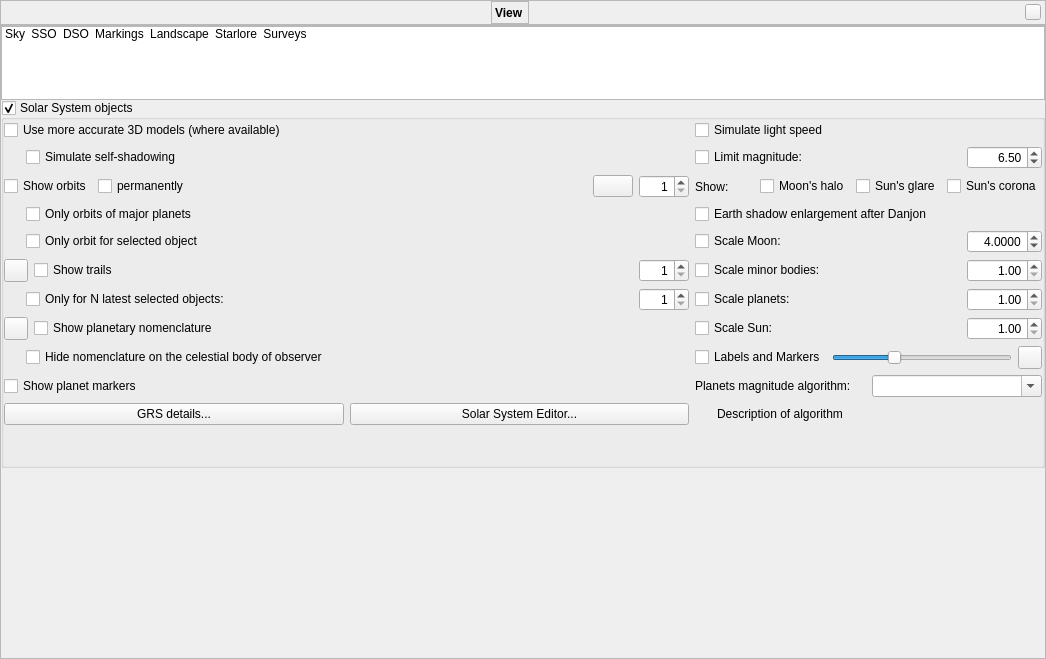
This is src/gui/viewDialog.ui in Stellarium/stellarium as Qt 5 draws it before an edit. The edited form follows.
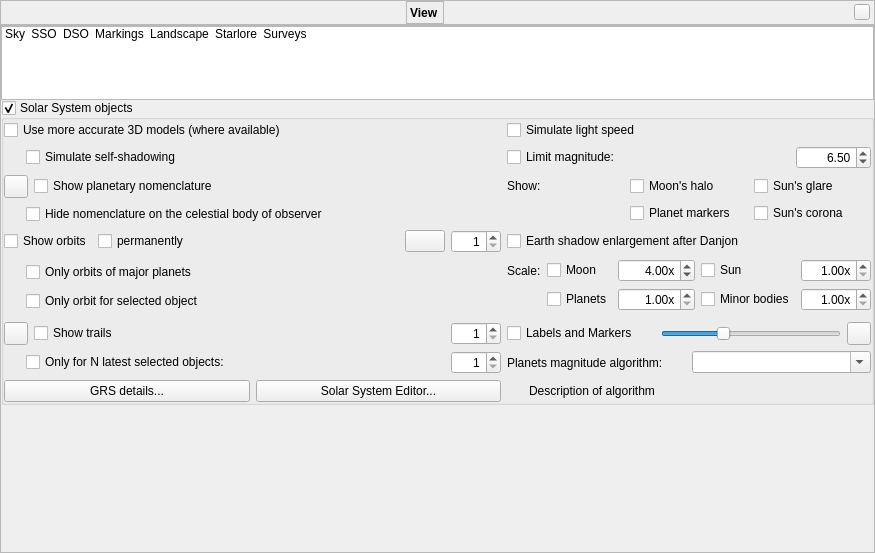
This is the edited form. The open tabs and pages were chosen to show the change. Icons and pictures are not drawn. Custom widgets are drawn as their Qt base class.

Commit message: Refactor View/SSO tab

Patch:
```diff
--- a/src/gui/viewDialog.ui
+++ b/src/gui/viewDialog.ui
@@ -6,8 +6,8 @@
    <rect>
     <x>0</x>
     <y>0</y>
-    <width>1046</width>
-    <height>659</height>
+    <width>782</width>
+    <height>530</height>
    </rect>
   </property>
   <property name="font">
@@ -1345,20 +1345,7 @@
           <property name="spacing">
            <number>0</number>
           </property>
-          <item row="2" column="0">
-           <spacer name="verticalSpacer_4">
-            <property name="orientation">
-             <enum>Qt::Vertical</enum>
-            </property>
-            <property name="sizeHint" stdset="0">
-             <size>
-              <width>20</width>
-              <height>151</height>
-             </size>
-            </property>
-           </spacer>
-          </item>
-          <item row="0" column="0">
+          <item row="3" column="0">
            <widget class="QGroupBox" name="planetsGroupBox">
             <property name="title">
              <string>Solar System objects</string>
@@ -1382,20 +1369,230 @@
              <property name="bottomMargin">
               <number>0</number>
              </property>
-             <item row="7" column="1">
-              <layout class="QHBoxLayout" name="horizontalLayout">
+             <item row="6" column="0">
+              <layout class="QHBoxLayout" name="horizontalLayout_16">
+               <property name="bottomMargin">
+                <number>0</number>
+               </property>
                <item>
+                <widget class="QCheckBox" name="planetOrbitCheckBox">
+                 <property name="sizePolicy">
+                  <sizepolicy hsizetype="Minimum" vsizetype="Fixed">
+                   <horstretch>0</horstretch>
+                   <verstretch>0</verstretch>
+                  </sizepolicy>
+                 </property>
+                 <property name="text">
+                  <string>Show orbits</string>
+                 </property>
+                </widget>
+               </item>
+               <item>
+                <widget class="QCheckBox" name="planetOrbitPermanentCheckBox">
+                 <property name="toolTip">
+                  <string>Show orbit even if planet is off screen</string>
+                 </property>
+                 <property name="text">
+                  <string>permanently</string>
+                 </property>
+                </widget>
+               </item>
+               <item>
+                <spacer name="horizontalSpacer_4">
+                 <property name="orientation">
+                  <enum>Qt::Horizontal</enum>
+                 </property>
+                 <property name="sizeHint" stdset="0">
+                  <size>
+                   <width>40</width>
+                   <height>20</height>
+                  </size>
+                 </property>
+                </spacer>
+               </item>
+               <item>
+                <widget class="QPushButton" name="pushButtonOrbitColors">
+                 <property name="toolTip">
+                  <string>Configure colors of orbit lines</string>
+                 </property>
+                 <property name="text">
+                  <string notr="true"/>
+                 </property>
+                 <property name="icon">
+                  <iconset resource="../../data/gui/guiRes.qrc">
+                   <normaloff>:/graphicGui/uibtSettings.png</normaloff>
+                   <disabledoff>:/graphicGui/uibtSettings-disabled.png</disabledoff>:/graphicGui/uibtSettings.png</iconset>
+                 </property>
+                </widget>
+               </item>
+               <item>
+                <widget class="QSpinBox" name="planetOrbitsThicknessSpinBox">
+                 <property name="minimumSize">
+                  <size>
+                   <width>50</width>
+                   <height>0</height>
+                  </size>
+                 </property>
+                 <property name="maximumSize">
+                  <size>
+                   <width>50</width>
+                   <height>16777215</height>
+                  </size>
+                 </property>
+                 <property name="toolTip">
+                  <string>Orbits thickness in pixels</string>
+                 </property>
+                 <property name="alignment">
+                  <set>Qt::AlignRight|Qt::AlignTrailing|Qt::AlignVCenter</set>
+                 </property>
+                 <property name="minimum">
+                  <number>1</number>
+                 </property>
+                 <property name="maximum">
+                  <number>5</number>
+                 </property>
+                </widget>
+               </item>
+              </layout>
+             </item>
+             <item row="10" column="0">
+              <layout class="QHBoxLayout" name="horizontalLayout_19">
+               <item>
+                <widget class="QToolButton" name="planetTrailsColor">
+                 <property name="toolTip">
+                  <string>Color of trails</string>
+                 </property>
+                </widget>
+               </item>
+               <item>
+                <widget class="QCheckBox" name="planetTrailsCheckBox">
+                 <property name="text">
+                  <string>Show trails</string>
+                 </property>
+                </widget>
+               </item>
+               <item>
+                <widget class="QSpinBox" name="planetTrailsThicknessSpinBox">
+                 <property name="maximumSize">
+                  <size>
+                   <width>50</width>
+                   <height>16777215</height>
+                  </size>
+                 </property>
+                 <property name="toolTip">
+                  <string>Trails thickness in pixels</string>
+                 </property>
+                 <property name="alignment">
+                  <set>Qt::AlignRight|Qt::AlignTrailing|Qt::AlignVCenter</set>
+                 </property>
+                 <property name="minimum">
+                  <number>1</number>
+                 </property>
+                 <property name="maximum">
+                  <number>5</number>
+                 </property>
+                </widget>
+               </item>
+              </layout>
+             </item>
+             <item row="2" column="0">
+              <layout class="QVBoxLayout" name="verticalLayout_2">
+               <item>
+                <layout class="QHBoxLayout" name="horizontalLayout_9">
+                 <item>
+                  <widget class="QToolButton" name="planetNomenclatureColor">
+                   <property name="toolTip">
+                    <string>Color of nomenclature labels</string>
+                   </property>
+                   <property name="text">
+                    <string/>
+                   </property>
+                  </widget>
+                 </item>
+                 <item>
+                  <widget class="QCheckBox" name="planetNomenclatureCheckBox">
+                   <property name="toolTip">
+                    <string>Show hints and labels for planetary features</string>
+                   </property>
+                   <property name="text">
+                    <string>Show planetary nomenclature</string>
+                   </property>
+                  </widget>
+                 </item>
+                </layout>
+               </item>
+               <item>
+                <layout class="QHBoxLayout" name="horizontalLayout_13">
+                 <property name="leftMargin">
+                  <number>22</number>
+                 </property>
+                 <item>
+                  <widget class="QCheckBox" name="hidePlanetNomenclatureCheckBox">
+                   <property name="text">
+                    <string>Hide nomenclature on the celestial body of observer</string>
+                   </property>
+                  </widget>
+                 </item>
+                </layout>
+               </item>
+              </layout>
+             </item>
+             <item row="8" column="1">
+              <layout class="QGridLayout" name="gridLayout_5">
+               <property name="bottomMargin">
+                <number>5</number>
+               </property>
+               <item row="0" column="0">
+                <widget class="QLabel" name="labelScale">
+                 <property name="text">
+                  <string>Scale:</string>
+                 </property>
+                </widget>
+               </item>
+               <item row="0" column="3">
+                <widget class="QCheckBox" name="planetScaleSunCheckBox">
+                 <property name="text">
+                  <string comment="scale">Sun</string>
+                 </property>
+                </widget>
+               </item>
+               <item row="0" column="4">
+                <widget class="QDoubleSpinBox" name="sunScaleFactor">
+                 <property name="maximumSize">
+                  <size>
+                   <width>80</width>
+                   <height>16777215</height>
+                  </size>
+                 </property>
+                 <property name="alignment">
+                  <set>Qt::AlignRight|Qt::AlignTrailing|Qt::AlignVCenter</set>
+                 </property>
+                 <property name="suffix">
+                  <string notr="true">x</string>
+                 </property>
+                 <property name="minimum">
+                  <double>1.000000000000000</double>
+                 </property>
+                 <property name="maximum">
+                  <double>500.000000000000000</double>
+                 </property>
+                 <property name="singleStep">
+                  <double>0.500000000000000</double>
+                 </property>
+                </widget>
+               </item>
+               <item row="0" column="1">
                 <widget class="QCheckBox" name="planetScaleMoonCheckBox">
                  <property name="text">
-                  <string>Scale Moon:</string>
+                  <string comment="scale">Moon</string>
                  </property>
                 </widget>
                </item>
-               <item>
+               <item row="0" column="2">
                 <widget class="QDoubleSpinBox" name="moonScaleFactor">
                  <property name="maximumSize">
                   <size>
-                   <width>75</width>
+                   <width>80</width>
                    <height>16777215</height>
                   </size>
                  </property>
@@ -1405,8 +1602,11 @@
                  <property name="alignment">
                   <set>Qt::AlignRight|Qt::AlignTrailing|Qt::AlignVCenter</set>
                  </property>
+                 <property name="suffix">
+                  <string notr="true">x</string>
+                 </property>
                  <property name="decimals">
-                  <number>4</number>
+                  <number>2</number>
                  </property>
                  <property name="minimum">
                   <double>1.000000000000000</double>
@@ -1422,28 +1622,27 @@
                  </property>
                 </widget>
                </item>
-              </layout>
-             </item>
-             <item row="9" column="1">
-              <layout class="QHBoxLayout" name="scalePlanetsHorizontalLayout">
-               <item>
+               <item row="1" column="1">
                 <widget class="QCheckBox" name="planetScalePlanetsCheckBox">
                  <property name="text">
-                  <string>Scale planets:</string>
+                  <string comment="scale">Planets</string>
                  </property>
                 </widget>
                </item>
-               <item>
+               <item row="1" column="2">
                 <widget class="QDoubleSpinBox" name="planetScaleFactor">
                  <property name="maximumSize">
                   <size>
-                   <width>75</width>
+                   <width>80</width>
                    <height>16777215</height>
                   </size>
                  </property>
                  <property name="alignment">
                   <set>Qt::AlignRight|Qt::AlignTrailing|Qt::AlignVCenter</set>
                  </property>
+                 <property name="suffix">
+                  <string notr="true">x</string>
+                 </property>
                  <property name="decimals">
                   <number>2</number>
                  </property>
@@ -1455,38 +1654,27 @@
                  </property>
                 </widget>
                </item>
-              </layout>
-             </item>
-             <item row="0" column="1">
-              <widget class="QCheckBox" name="planetLightSpeedCheckBox">
-               <property name="toolTip">
-                <string>Activate this option to simulate the effect of real speed of light (recommended).</string>
-               </property>
-               <property name="text">
-                <string>Simulate light speed</string>
-               </property>
-              </widget>
-             </item>
-             <item row="8" column="1">
-              <layout class="QHBoxLayout" name="scaleSelectedHorizontalLayout">
-               <item>
+               <item row="1" column="3">
                 <widget class="QCheckBox" name="planetScaleMinorBodyCheckBox">
                  <property name="text">
-                  <string>Scale minor bodies:</string>
+                  <string comment="scale">Minor bodies</string>
                  </property>
                 </widget>
                </item>
-               <item>
+               <item row="1" column="4">
                 <widget class="QDoubleSpinBox" name="minorBodyScaleFactor">
                  <property name="maximumSize">
                   <size>
-                   <width>75</width>
+                   <width>80</width>
                    <height>16777215</height>
                   </size>
                  </property>
                  <property name="alignment">
                   <set>Qt::AlignRight|Qt::AlignTrailing|Qt::AlignVCenter</set>
                  </property>
+                 <property name="suffix">
+                  <string notr="true">x</string>
+                 </property>
                  <property name="decimals">
                   <number>2</number>
                  </property>
@@ -1503,6 +1691,46 @@
                </item>
               </layout>
              </item>
+             <item row="10" column="1">
+              <layout class="QHBoxLayout" name="horizontalLayout_17">
+               <item>
+                <widget class="QCheckBox" name="planetLabelCheckBox">
+                 <property name="text">
+                  <string>Labels and Markers</string>
+                 </property>
+                </widget>
+               </item>
+               <item>
+                <widget class="QSlider" name="planetsLabelsHorizontalSlider">
+                 <property name="sizePolicy">
+                  <sizepolicy hsizetype="Preferred" vsizetype="Fixed">
+                   <horstretch>0</horstretch>
+                   <verstretch>0</verstretch>
+                  </sizepolicy>
+                 </property>
+                 <property name="minimumSize">
+                  <size>
+                   <width>180</width>
+                   <height>0</height>
+                  </size>
+                 </property>
+                 <property name="value">
+                  <number>33</number>
+                 </property>
+                 <property name="orientation">
+                  <enum>Qt::Horizontal</enum>
+                 </property>
+                </widget>
+               </item>
+               <item>
+                <widget class="QToolButton" name="planetLabelColor">
+                 <property name="toolTip">
+                  <string>Color of planet labels</string>
+                 </property>
+                </widget>
+               </item>
+              </layout>
+             </item>
              <item row="1" column="0">
               <layout class="QHBoxLayout" name="horizontalLayoutSelfShadowing">
                <property name="leftMargin">
@@ -1520,17 +1748,20 @@
                </item>
               </layout>
              </item>
-             <item row="10" column="1">
-              <layout class="QHBoxLayout" name="scaleSunHorizontalLayout">
+             <item row="1" column="1">
+              <layout class="QHBoxLayout" name="planetLimMagHorizontalLayout">
                <item>
-                <widget class="QCheckBox" name="planetScaleSunCheckBox">
+                <widget class="QCheckBox" name="planetLimitMagnitudeCheckBox">
+                 <property name="toolTip">
+                  <string>Limit the magnitude of solar system objects</string>
+                 </property>
                  <property name="text">
-                  <string>Scale Sun:</string>
+                  <string>Limit magnitude:</string>
                  </property>
                 </widget>
                </item>
                <item>
-                <widget class="QDoubleSpinBox" name="sunScaleFactor">
+                <widget class="QDoubleSpinBox" name="planetLimitMagnitudeDoubleSpinBox">
                  <property name="maximumSize">
                   <size>
                    <width>75</width>
@@ -1540,92 +1771,96 @@
                  <property name="alignment">
                   <set>Qt::AlignRight|Qt::AlignTrailing|Qt::AlignVCenter</set>
                  </property>
-                 <property name="minimum">
-                  <double>1.000000000000000</double>
-                 </property>
                  <property name="maximum">
-                  <double>500.000000000000000</double>
+                  <double>22.000000000000000</double>
                  </property>
                  <property name="singleStep">
-                  <double>0.500000000000000</double>
+                  <double>0.100000000000000</double>
                  </property>
+                 <property name="value">
+                  <double>6.500000000000000</double>
+                 </property>
                 </widget>
                </item>
               </layout>
              </item>
-             <item row="5" column="0">
-              <layout class="QHBoxLayout" name="horizontalLayout_16">
-               <property name="bottomMargin">
-                <number>0</number>
+             <item row="6" column="1">
+              <widget class="QCheckBox" name="shadowEnlargementDanjonCheckBox">
+               <property name="toolTip">
+                <string>Astronomical Almanac (default) has 2% enlargement, Danjon (1951) uses a slightly different model</string>
                </property>
+               <property name="text">
+                <string>Earth shadow enlargement after Danjon</string>
+               </property>
+              </widget>
+             </item>
+             <item row="8" column="0">
+              <layout class="QVBoxLayout" name="verticalLayout">
+               <property name="leftMargin">
+                <number>22</number>
+               </property>
                <item>
-                <widget class="QCheckBox" name="planetOrbitCheckBox">
-                 <property name="sizePolicy">
-                  <sizepolicy hsizetype="Minimum" vsizetype="Fixed">
-                   <horstretch>0</horstretch>
-                   <verstretch>0</verstretch>
-                  </sizepolicy>
-                 </property>
+                <widget class="QCheckBox" name="planetOrbitOnlyCheckBox">
                  <property name="text">
-                  <string>Show orbits</string>
+                  <string>Only orbits of major planets</string>
                  </property>
                 </widget>
                </item>
                <item>
-                <widget class="QCheckBox" name="planetOrbitPermanentCheckBox">
+                <widget class="QCheckBox" name="planetIsolatedOrbitCheckBox">
                  <property name="toolTip">
-                  <string>Show orbit even if planet is off screen</string>
+                  <string>Deactivate this option if you want to see orbit for selected planet and its moons.</string>
                  </property>
                  <property name="text">
-                  <string>permanently</string>
+                  <string>Only orbit for selected object</string>
                  </property>
                 </widget>
                </item>
+              </layout>
+             </item>
+             <item row="0" column="1">
+              <widget class="QCheckBox" name="planetLightSpeedCheckBox">
+               <property name="toolTip">
+                <string>Activate this option to simulate the effect of real speed of light (recommended).</string>
+               </property>
+               <property name="text">
+                <string>Simulate light speed</string>
+               </property>
+              </widget>
+             </item>
+             <item row="0" column="0">
+              <widget class="QCheckBox" name="planetUseObjModelsCheckBox">
+               <property name="toolTip">
+                <string/>
+               </property>
+               <property name="text">
+                <string>Use more accurate 3D models (where available)</string>
+               </property>
+              </widget>
+             </item>
+             <item row="11" column="0">
+              <layout class="QHBoxLayout" name="horizontalLayout_18">
+               <property name="leftMargin">
+                <number>22</number>
+               </property>
                <item>
-                <spacer name="horizontalSpacer_4">
-                 <property name="orientation">
-                  <enum>Qt::Horizontal</enum>
-                 </property>
-                 <property name="sizeHint" stdset="0">
-                  <size>
-                   <width>40</width>
-                   <height>20</height>
-                  </size>
-                 </property>
-                </spacer>
-               </item>
-               <item>
-                <widget class="QPushButton" name="pushButtonOrbitColors">
+                <widget class="QCheckBox" name="planetIsolatedTrailsCheckBox">
                  <property name="toolTip">
-                  <string>Configure colors of orbit lines</string>
+                  <string>Deactivate this option if you want to see the trails for all Solar system bodies.</string>
                  </property>
                  <property name="text">
-                  <string notr="true"/>
+                  <string>Only for N latest selected objects:</string>
                  </property>
-                 <property name="icon">
-                  <iconset resource="../../data/gui/guiRes.qrc">
-                   <normaloff>:/graphicGui/uibtSettings.png</normaloff>
-                   <disabledoff>:/graphicGui/uibtSettings-disabled.png</disabledoff>:/graphicGui/uibtSettings.png</iconset>
-                 </property>
                 </widget>
                </item>
                <item>
-                <widget class="QSpinBox" name="planetOrbitsThicknessSpinBox">
-                 <property name="minimumSize">
-                  <size>
-                   <width>50</width>
-                   <height>0</height>
-                  </size>
-                 </property>
+                <widget class="QSpinBox" name="planetIsolatedTrailsSpinBox">
                  <property name="maximumSize">
                   <size>
                    <width>50</width>
-                   <height>16777215</height>
+                   <height>16777213</height>
                   </size>
                  </property>
-                 <property name="toolTip">
-                  <string>Orbits thickness in pixels</string>
-                 </property>
                  <property name="alignment">
                   <set>Qt::AlignRight|Qt::AlignTrailing|Qt::AlignVCenter</set>
                  </property>
@@ -1635,20 +1870,33 @@
                  <property name="maximum">
                   <number>5</number>
                  </property>
+                 <property name="value">
+                  <number>1</number>
+                 </property>
                 </widget>
                </item>
               </layout>
              </item>
-             <item row="5" column="1">
-              <layout class="QHBoxLayout" name="horizontalLayout_sunMoonHalo">
-               <item>
+             <item row="2" column="1">
+              <layout class="QGridLayout" name="gridLayout_9">
+               <item row="0" column="2">
+                <widget class="QCheckBox" name="drawSunGlareCheckBox">
+                 <property name="toolTip">
+                  <string>Toggle drawing Sun's glare</string>
+                 </property>
+                 <property name="text">
+                  <string>Sun's glare</string>
+                 </property>
+                </widget>
+               </item>
+               <item row="0" column="0">
                 <widget class="QLabel" name="labelShow">
                  <property name="text">
                   <string>Show:</string>
                  </property>
                 </widget>
                </item>
-               <item>
+               <item row="0" column="1">
                 <widget class="QCheckBox" name="drawMoonHaloCheckBox">
                  <property name="toolTip">
                   <string>Toggle drawing halo around the Moon</string>
@@ -1658,17 +1906,7 @@
                  </property>
                 </widget>
                </item>
-               <item>
-                <widget class="QCheckBox" name="drawSunGlareCheckBox">
-                 <property name="toolTip">
-                  <string>Toggle drawing Sun's glare</string>
-                 </property>
-                 <property name="text">
-                  <string>Sun's glare</string>
-                 </property>
-                </widget>
-               </item>
-               <item>
+               <item row="1" column="2">
                 <widget class="QCheckBox" name="drawSunCoronaCheckBox">
                  <property name="toolTip">
                   <string>Toggle permanent drawing of Sun's corona when atmosphere is disabled</string>
@@ -1678,144 +1916,16 @@
                  </property>
                 </widget>
                </item>
-              </layout>
-             </item>
-             <item row="9" column="0">
-              <layout class="QHBoxLayout" name="horizontalLayout_18">
-               <property name="leftMargin">
-                <number>22</number>
-               </property>
-               <item>
-                <widget class="QCheckBox" name="planetIsolatedTrailsCheckBox">
-                 <property name="toolTip">
-                  <string>Deactivate this option if you want to see the trails for all Solar system bodies.</string>
-                 </property>
+               <item row="1" column="1">
+                <widget class="QCheckBox" name="planetMarkerCheckBox">
                  <property name="text">
-                  <string>Only for N latest selected objects:</string>
+                  <string>Planet markers</string>
                  </property>
                 </widget>
                </item>
-               <item>
-                <widget class="QSpinBox" name="planetIsolatedTrailsSpinBox">
-                 <property name="maximumSize">
-                  <size>
-                   <width>50</width>
-                   <height>16777213</height>
-                  </size>
-                 </property>
-                 <property name="alignment">
-                  <set>Qt::AlignRight|Qt::AlignTrailing|Qt::AlignVCenter</set>
-                 </property>
-                 <property name="minimum">
-                  <number>1</number>
-                 </property>
-                 <property name="maximum">
-                  <number>5</number>
-                 </property>
-                 <property name="value">
-                  <number>1</number>
-                 </property>
-                </widget>
-               </item>
               </layout>
              </item>
-             <item row="14" column="1">
-              <layout class="QHBoxLayout" name="horizontalLayout_3">
-               <property name="leftMargin">
-                <number>22</number>
-               </property>
-               <property name="topMargin">
-                <number>0</number>
-               </property>
-               <item>
-                <widget class="QLabel" name="planetMagnitudeAlgorithmDescription">
-                 <property name="text">
-                  <string notr="true">Description of algorithm</string>
-                 </property>
-                 <property name="textFormat">
-                  <enum>Qt::RichText</enum>
-                 </property>
-                 <property name="wordWrap">
-                  <bool>true</bool>
-                 </property>
-                </widget>
-               </item>
-              </layout>
-             </item>
-             <item row="16" column="0">
-              <spacer name="verticalSpacer">
-               <property name="orientation">
-                <enum>Qt::Vertical</enum>
-               </property>
-               <property name="sizeHint" stdset="0">
-                <size>
-                 <width>20</width>
-                 <height>40</height>
-                </size>
-               </property>
-              </spacer>
-             </item>
              <item row="12" column="0">
-              <layout class="QHBoxLayout" name="horizontalLayout_13">
-               <property name="leftMargin">
-                <number>22</number>
-               </property>
-               <item>
-                <widget class="QCheckBox" name="hidePlanetNomenclatureCheckBox">
-                 <property name="text">
-                  <string>Hide nomenclature on the celestial body of observer</string>
-                 </property>
-                </widget>
-               </item>
-              </layout>
-             </item>
-             <item row="6" column="1">
-              <widget class="QCheckBox" name="shadowEnlargementDanjonCheckBox">
-               <property name="toolTip">
-                <string>Astronomical Almanac (default) has 2% enlargement, Danjon (1951) uses a slightly different model</string>
-               </property>
-               <property name="text">
-                <string>Earth shadow enlargement after Danjon</string>
-               </property>
-              </widget>
-             </item>
-             <item row="1" column="1">
-              <layout class="QHBoxLayout" name="planetLimMagHorizontalLayout">
-               <item>
-                <widget class="QCheckBox" name="planetLimitMagnitudeCheckBox">
-                 <property name="toolTip">
-                  <string>Limit the magnitude of solar system objects</string>
-                 </property>
-                 <property name="text">
-                  <string>Limit magnitude:</string>
-                 </property>
-                </widget>
-               </item>
-               <item>
-                <widget class="QDoubleSpinBox" name="planetLimitMagnitudeDoubleSpinBox">
-                 <property name="maximumSize">
-                  <size>
-                   <width>75</width>
-                   <height>16777215</height>
-                  </size>
-                 </property>
-                 <property name="alignment">
-                  <set>Qt::AlignRight|Qt::AlignTrailing|Qt::AlignVCenter</set>
-                 </property>
-                 <property name="maximum">
-                  <double>22.000000000000000</double>
-                 </property>
-                 <property name="singleStep">
-                  <double>0.100000000000000</double>
-                 </property>
-                 <property name="value">
-                  <double>6.500000000000000</double>
-                 </property>
-                </widget>
-               </item>
-              </layout>
-             </item>
-             <item row="14" column="0">
               <layout class="QHBoxLayout" name="horizontalLayout_15">
                <item>
                 <widget class="QPushButton" name="pushButtonGrsDetails">
@@ -1836,68 +1946,13 @@
                </item>
               </layout>
              </item>
-             <item row="0" column="0">
-              <widget class="QCheckBox" name="planetUseObjModelsCheckBox">
-               <property name="toolTip">
-                <string/>
-               </property>
-               <property name="text">
-                <string>Use more accurate 3D models (where available)</string>
-               </property>
-              </widget>
-             </item>
-             <item row="10" column="0">
-              <layout class="QHBoxLayout" name="horizontalLayout_9">
-               <item>
-                <widget class="QToolButton" name="planetNomenclatureColor">
-                 <property name="toolTip">
-                  <string>Color of nomenclature labels</string>
-                 </property>
-                 <property name="text">
-                  <string/>
-                 </property>
-                </widget>
-               </item>
-               <item>
-                <widget class="QCheckBox" name="planetNomenclatureCheckBox">
-                 <property name="toolTip">
-                  <string>Show hints and labels for planetary features</string>
-                 </property>
-                 <property name="text">
-                  <string>Show planetary nomenclature</string>
-                 </property>
-                </widget>
-               </item>
-              </layout>
-             </item>
-             <item row="13" column="0">
-              <widget class="QCheckBox" name="planetMarkerCheckBox">
-               <property name="text">
-                <string>Show planet markers</string>
-               </property>
-              </widget>
-             </item>
-             <item row="7" column="0">
-              <layout class="QHBoxLayout" name="horizontalLayout_2">
-               <property name="leftMargin">
-                <number>22</number>
-               </property>
-               <item>
-                <widget class="QCheckBox" name="planetIsolatedOrbitCheckBox">
-                 <property name="toolTip">
-                  <string>Deactivate this option if you want to see orbit for selected planet and its moons.</string>
-                 </property>
-                 <property name="text">
-                  <string>Only orbit for selected object</string>
-                 </property>
-                </widget>
-               </item>
-              </layout>
-             </item>
-             <item row="13" column="1">
+             <item row="11" column="1">
               <layout class="QHBoxLayout" name="horizontalLayout_6">
                <item>
                 <widget class="QLabel" name="planetDetailsLabel">
+                 <property name="toolTip">
+                  <string>Planets magnitude algorithm</string>
+                 </property>
                  <property name="text">
                   <string>Planets magnitude algorithm:</string>
                  </property>
@@ -1915,95 +1970,24 @@
                </item>
               </layout>
              </item>
-             <item row="6" column="0">
-              <layout class="QHBoxLayout" name="horizontalLayout_12">
-               <property name="leftMargin">
-                <number>22</number>
-               </property>
-               <item>
-                <widget class="QCheckBox" name="planetOrbitOnlyCheckBox">
-                 <property name="text">
-                  <string>Only orbits of major planets</string>
-                 </property>
-                </widget>
-               </item>
-              </layout>
-             </item>
              <item row="12" column="1">
-              <layout class="QHBoxLayout" name="horizontalLayout_17">
+              <layout class="QHBoxLayout" name="horizontalLayout_3">
+               <property name="leftMargin">
+                <number>22</number>
+               </property>
+               <property name="topMargin">
+                <number>0</number>
+               </property>
                <item>
-                <widget class="QCheckBox" name="planetLabelCheckBox">
+                <widget class="QLabel" name="planetMagnitudeAlgorithmDescription">
                  <property name="text">
-                  <string>Labels and Markers</string>
+                  <string notr="true">Description of algorithm</string>
                  </property>
-                </widget>
-               </item>
-               <item>
-                <widget class="QSlider" name="planetsLabelsHorizontalSlider">
-                 <property name="sizePolicy">
-                  <sizepolicy hsizetype="Preferred" vsizetype="Fixed">
-                   <horstretch>0</horstretch>
-                   <verstretch>0</verstretch>
-                  </sizepolicy>
+                 <property name="textFormat">
+                  <enum>Qt::RichText</enum>
                  </property>
-                 <property name="minimumSize">
-                  <size>
-                   <width>180</width>
-                   <height>0</height>
-                  </size>
-                 </property>
-                 <property name="value">
-                  <number>33</number>
-                 </property>
-                 <property name="orientation">
-                  <enum>Qt::Horizontal</enum>
-                 </property>
-                </widget>
-               </item>
-               <item>
-                <widget class="QToolButton" name="planetLabelColor">
-                 <property name="toolTip">
-                  <string>Color of planet labels</string>
-                 </property>
-                </widget>
-               </item>
-              </layout>
-             </item>
-             <item row="8" column="0">
-              <layout class="QHBoxLayout" name="horizontalLayout_19">
-               <item>
-                <widget class="QToolButton" name="planetTrailsColor">
-                 <property name="toolTip">
-                  <string>Color of trails</string>
-                 </property>
-                </widget>
-               </item>
-               <item>
-                <widget class="QCheckBox" name="planetTrailsCheckBox">
-                 <property name="text">
-                  <string>Show trails</string>
-                 </property>
-                </widget>
-               </item>
-               <item>
-                <widget class="QSpinBox" name="planetTrailsThicknessSpinBox">
-                 <property name="maximumSize">
-                  <size>
-                   <width>50</width>
-                   <height>16777215</height>
-                  </size>
-                 </property>
-                 <property name="toolTip">
-                  <string>Trails thickness in pixels</string>
-                 </property>
-                 <property name="alignment">
-                  <set>Qt::AlignRight|Qt::AlignTrailing|Qt::AlignVCenter</set>
-                 </property>
-                 <property name="minimum">
-                  <number>1</number>
-                 </property>
-                 <property name="maximum">
-                  <number>5</number>
+                 <property name="wordWrap">
+                  <bool>true</bool>
                  </property>
                 </widget>
                </item>
@@ -2012,6 +1996,19 @@
             </layout>
            </widget>
           </item>
+          <item row="4" column="0">
+           <spacer name="verticalSpacer">
+            <property name="orientation">
+             <enum>Qt::Vertical</enum>
+            </property>
+            <property name="sizeHint" stdset="0">
+             <size>
+              <width>20</width>
+              <height>40</height>
+             </size>
+            </property>
+           </spacer>
+          </item>
          </layout>
         </widget>
         <widget class="QWidget" name="page_DSO">
```
